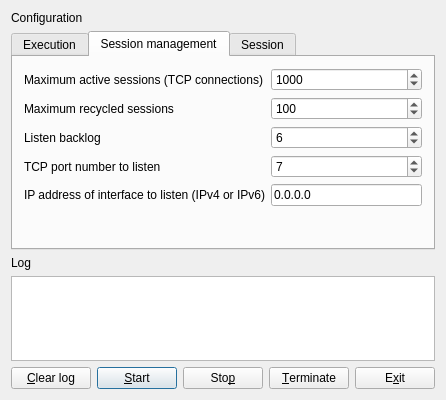
lit-uriy/asio-samples, file src/ma/echo/server/qt/mainform.ui: the form before one commit.
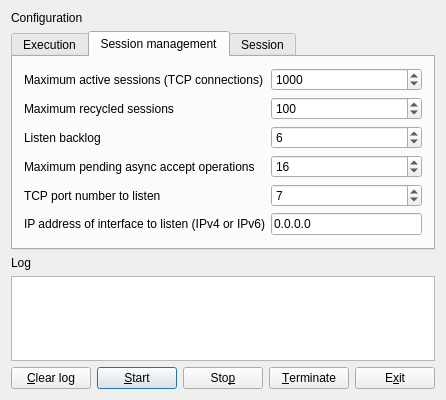
The form after the commit. The open tabs and pages were chosen to show the change.

Diff of the .ui file:
```diff
--- a/src/ma/echo/server/qt/mainform.ui
+++ b/src/ma/echo/server/qt/mainform.ui
@@ -168,14 +168,14 @@
          </property>
         </widget>
        </item>
-       <item row="3" column="0">
+       <item row="4" column="0">
         <widget class="QLabel" name="portNumberLabel">
          <property name="text">
           <string>TCP port number to listen</string>
          </property>
         </widget>
        </item>
-       <item row="3" column="1">
+       <item row="4" column="1">
         <widget class="QSpinBox" name="portNumberSpinBox">
          <property name="sizePolicy">
           <sizepolicy hsizetype="Expanding" vsizetype="Fixed">
@@ -194,14 +194,14 @@
          </property>
         </widget>
        </item>
-       <item row="4" column="0">
+       <item row="5" column="0">
         <widget class="QLabel" name="addressLabel">
          <property name="text">
           <string>IP address of interface to listen (IPv4 or IPv6)</string>
          </property>
         </widget>
        </item>
-       <item row="4" column="1">
+       <item row="5" column="1">
         <widget class="QLineEdit" name="addressEdit">
          <property name="sizePolicy">
           <sizepolicy hsizetype="Expanding" vsizetype="Fixed">
@@ -214,6 +214,32 @@
          </property>
         </widget>
        </item>
+       <item row="3" column="0">
+        <widget class="QLabel" name="maxPendingAcceptLabel">
+         <property name="text">
+          <string>Maximum pending async accept operations</string>
+         </property>
+        </widget>
+       </item>
+       <item row="3" column="1">
+        <widget class="QSpinBox" name="maxPendingAcceptSpinBox">
+         <property name="sizePolicy">
+          <sizepolicy hsizetype="Expanding" vsizetype="Fixed">
+           <horstretch>0</horstretch>
+           <verstretch>0</verstretch>
+          </sizepolicy>
+         </property>
+         <property name="minimum">
+          <number>0</number>
+         </property>
+         <property name="maximum">
+          <number>1000000</number>
+         </property>
+         <property name="value">
+          <number>16</number>
+         </property>
+        </widget>
+       </item>
       </layout>
      </widget>
      <widget class="QWidget" name="sessionTab">
```
Left out of the diff: 1 changed line with no effect on the pictures.
